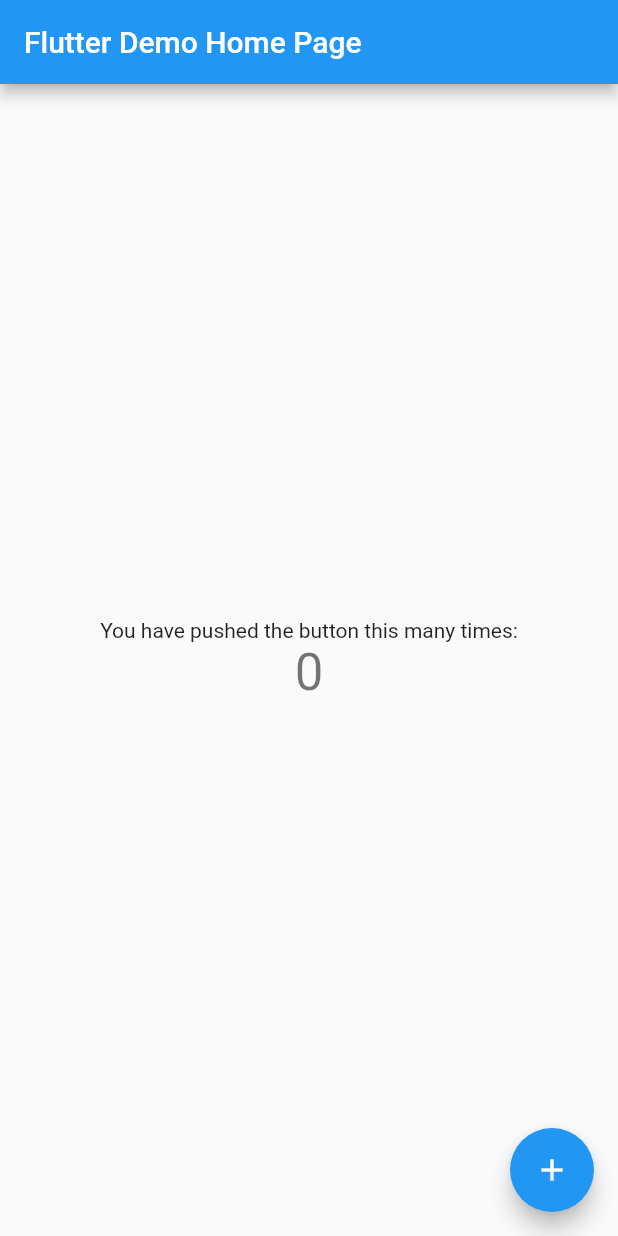
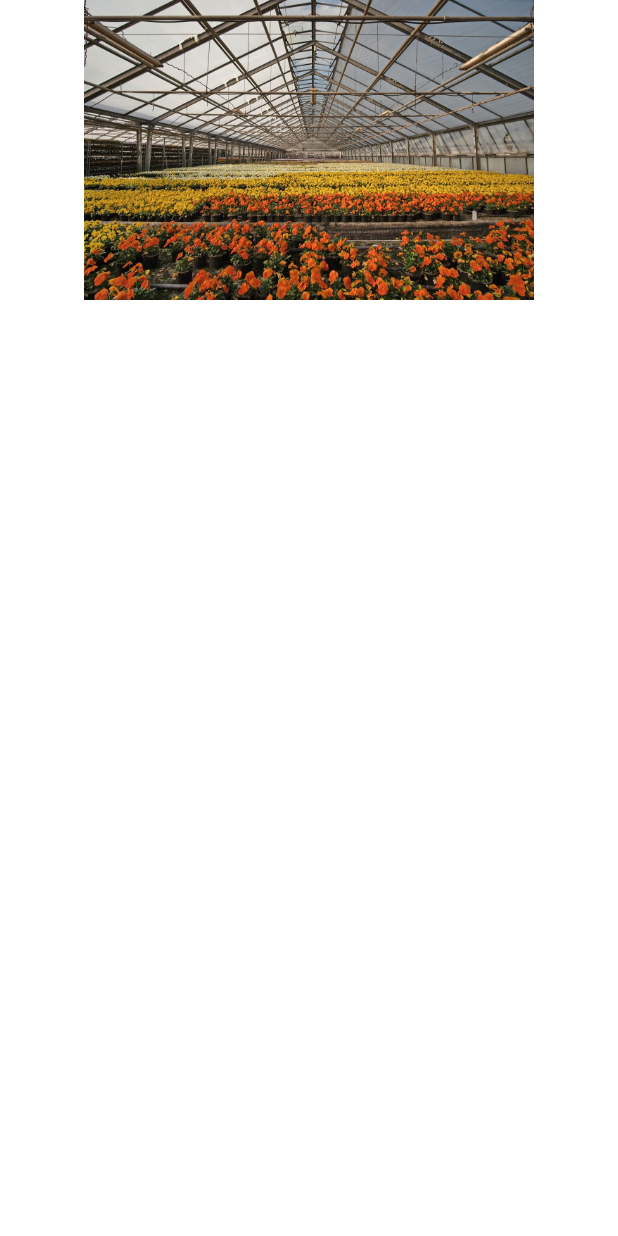
Before and after one commit to Jaleman1005/AppComerciantes, a Flutter app: the screen it shows after launch, on a phone screen of 412 x 824 dp. Run offline on Flutter 3.47's test engine with Material 2 defaults, Android fonts, the phone set to English and light mode, and no system bars.

Commit message:
prueba de perfil

```diff
--- a/app_comerciante/lib/main.dart
+++ b/app_comerciante/lib/main.dart
@@ -1,4 +1,6 @@
 import 'package:flutter/material.dart';
+
+import 'package:app_comerciante/pages/Perfil/perfil.dart';
 
 void main() => runApp(MyApp());
 
@@ -7,20 +9,11 @@ class MyApp extends StatelessWidget {
   @override
   Widget build(BuildContext context) {
     return MaterialApp(
-      title: 'Flutter Demo',
+      title: 'AppComerciantes',
       theme: ThemeData(
-        // This is the theme of your application.
-        //
-        // Try running your application with "flutter run". You'll see the
-        // application has a blue toolbar. Then, without quitting the app, try
-        // changing the primarySwatch below to Colors.green and then invoke
-        // "hot reload" (press "r" in the console where you ran "flutter run",
-        // or simply save your changes to "hot reload" in a Flutter IDE).
-        // Notice that the counter didn't reset back to zero; the application
-        // is not restarted.
         primarySwatch: Colors.blue,
       ),
-      home: MyHomePage(title: 'Flutter Demo Home Page'),
+      home: Perfil(),
     );
   }
 }
@@ -92,7 +85,7 @@ class _MyHomePageState extends State<MyHomePage> {
           mainAxisAlignment: MainAxisAlignment.center,
           children: <Widget>[
             Text(
-              'You have pushed the button this many times:',
+              'nose cosa',
             ),
             Text(
               '$_counter',
--- /dev/null
+++ b/app_comerciante/lib/pages/Perfil/perfil.dart
@@ -0,0 +1,25 @@
+import 'package:flutter/material.dart';
+
+class Perfil extends StatelessWidget {
+  const Perfil({Key key}) : super(key: key);
+
+  @override
+  Widget build(BuildContext context) {
+    return Center(
+      child: Column(
+        children: <Widget>[
+            Container(
+                height: 200,
+                decoration: BoxDecoration(
+                  image: DecorationImage(
+                    image: AssetImage('assets/fondo.jpg'),
+                  )
+                ),
+              ),
+          Row(
+          ),
+        ],
+      )
+    );
+  }
+}
--- a/app_comerciante/pubspec.yaml
+++ b/app_comerciante/pubspec.yaml
@@ -41,7 +41,9 @@ flutter:
   uses-material-design: true
 
   # To add assets to your application, add an assets section, like this:
-  # assets:
+  assets:
+    - assets/fondo.jpg
+    - assets/perfil.jpg
   #  - images/a_dot_burr.jpeg
   #  - images/a_dot_ham.jpeg
 
```
Also changed, not shown: app_comerciante/assets/fondo.jpg (added), app_comerciante/assets/perfil.jpg (added).
